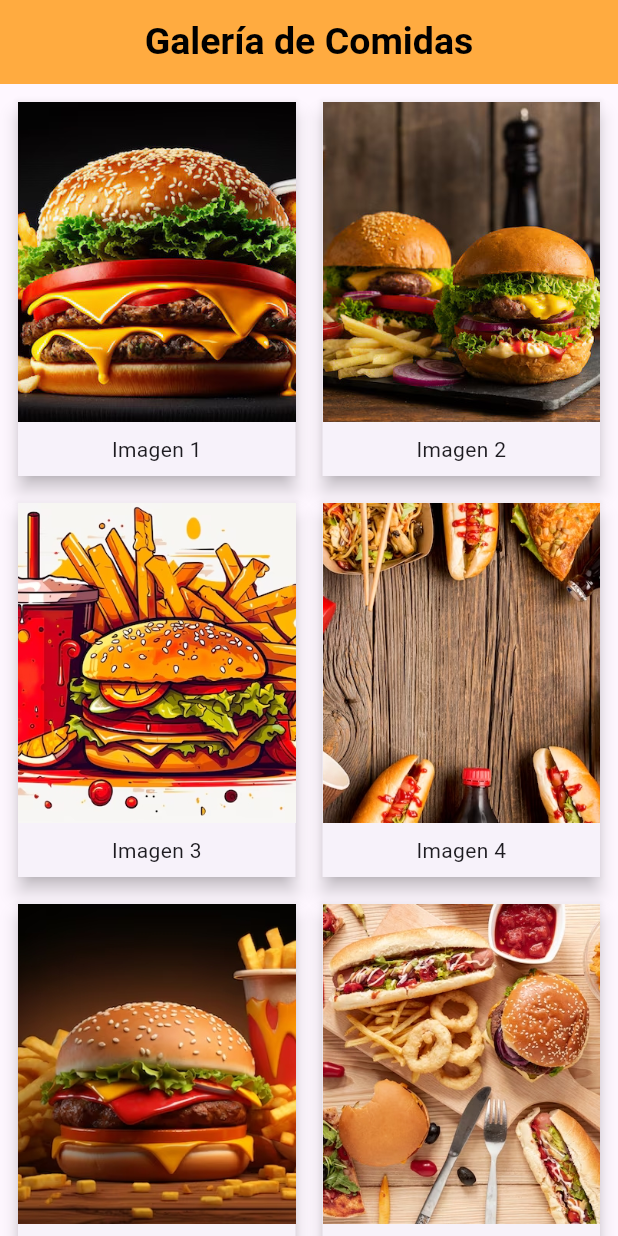
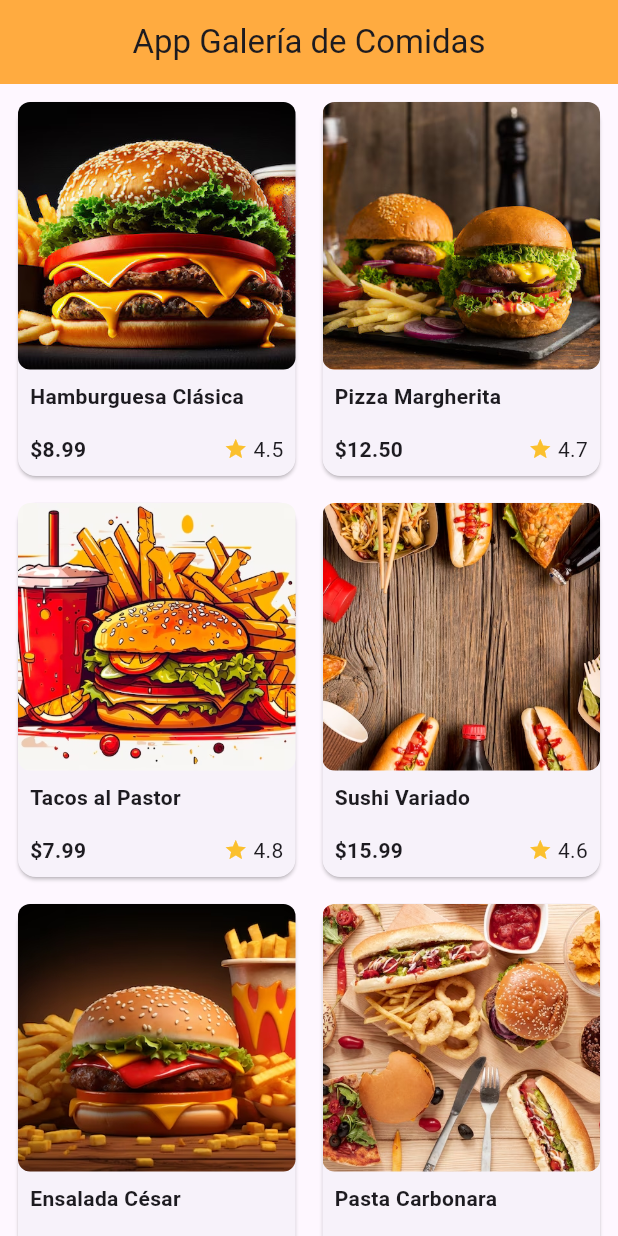
Before and after one commit to urian121/food-gallery-con-flutter, a Flutter app: the screen it shows after launch, on a phone screen of 412 x 824 dp. Run offline on Flutter 3.47's test engine with Material 3 defaults, Android fonts, the phone set to English and light mode, and no system bars.

Commit message:
ajustes a la ui

```diff
--- a/lib/main.dart
+++ b/lib/main.dart
@@ -1,71 +1,186 @@
 import 'package:flutter/material.dart';
+import 'dart:convert';
+
 
 void main() => runApp(const MyApp());
 
 class MyApp extends StatelessWidget {
   const MyApp({super.key});
 
-  static const List<String> imageAssets = [
-    'assets/comidas/1.jpg',
-    'assets/comidas/2.jpg',
-    'assets/comidas/3.jpg',
-    'assets/comidas/4.jpg',
-    'assets/comidas/5.jpg',
-    'assets/comidas/6.jpg',
-    'assets/comidas/7.jpg',
-    'assets/comidas/8.jpg',
-    'assets/comidas/9.jpg',
-    'assets/comidas/10.jpg',
-    'assets/comidas/11.jpg',
-    'assets/comidas/12.jpg',
-    'assets/comidas/13.jpg',
-    'assets/comidas/14.jpg',
-    'assets/comidas/15.jpg',
-    'assets/comidas/16.jpg',
-  ];
+  // Datos JSON de comidas que serán mostradas en la galería.
+  static const String jsonData = '''
+  [
+    {
+      "image": "assets/comidas/1.jpg",
+      "nombre": "Hamburguesa Clásica",
+      "precio": 8.99,
+      "estrellas": 4.5
+    },
+    {
+      "image": "assets/comidas/2.jpg",
+      "nombre": "Pizza Margherita",
+      "precio": 12.50,
+      "estrellas": 4.7
+    },
+    {
+      "image": "assets/comidas/3.jpg",
+      "nombre": "Tacos al Pastor",
+      "precio": 7.99,
+      "estrellas": 4.8
+    },
+    {
+      "image": "assets/comidas/4.jpg",
+      "nombre": "Sushi Variado",
+      "precio": 15.99,
+      "estrellas": 4.6
+    },
+    {
+      "image": "assets/comidas/5.jpg",
+      "nombre": "Ensalada César",
+      "precio": 6.99,
+      "estrellas": 4.2
+    },
+    {
+      "image": "assets/comidas/6.jpg",
+      "nombre": "Pasta Carbonara",
+      "precio": 11.50,
+      "estrellas": 4.4
+    },
+    {
+      "image": "assets/comidas/7.jpg",
+      "nombre": "Pollo Frito",
+      "precio": 9.99,
+      "estrellas": 4.3
+    },
+    {
+      "image": "assets/comidas/8.jpg",
+      "nombre": "Burrito de Carne",
+      "precio": 8.50,
+      "estrellas": 4.1
+    },
+    {
+      "image": "assets/comidas/9.jpg",
+      "nombre": "Sopa de Tomate",
+      "precio": 5.99,
+      "estrellas": 4.0
+    },
+    {
+      "image": "assets/comidas/10.jpg",
+      "nombre": "Helado Sundae",
+      "precio": 4.99,
+      "estrellas": 4.9
+    },
+    {
+      "image": "assets/comidas/11.jpg",
+      "nombre": "Nachos con Queso",
+      "precio": 7.50,
+      "estrellas": 4.2
+    },
+    {
+      "image": "assets/comidas/12.jpg",
+      "nombre": "Alitas de Pollo BBQ",
+      "precio": 10.99,
+      "estrellas": 4.6
+    },
+    {
+      "image": "assets/comidas/13.jpg",
+      "nombre": "Wrap de Pollo",
+      "precio": 6.99,
+      "estrellas": 4.3
+    },
+    {
+      "image": "assets/comidas/14.jpg",
+      "nombre": "Fajitas de Res",
+      "precio": 13.99,
+      "estrellas": 4.7
+    },
+    {
+      "image": "assets/comidas/15.jpg",
+      "nombre": "Smoothie de Frutas",
+      "precio": 4.50,
+      "estrellas": 4.4
+    },
+    {
+      "image": "assets/comidas/16.jpg",
+      "nombre": "Donas Glaseadas",
+      "precio": 3.99,
+      "estrellas": 4.8
+    }
+  ]
+  ''';
 
   @override
   Widget build(BuildContext context) {
+    // Carga los datos JSON de comidas y  decodificar el string JSON a una lista de mapas dinámicos.
+    final List<dynamic> foodItems = json.decode(jsonData);
+
     return MaterialApp(
       debugShowCheckedModeBanner: false,
-      title: 'Material App',
+      title: 'FlutterFeastGallery',
       home: Scaffold(
         appBar: AppBar(
-          title: const Text('Galería de Comidas', style: TextStyle(fontSize: 25, color: Colors.black, fontWeight: FontWeight.bold)),
+          title: const Text('App Galería de Comidas'),
+          centerTitle: true,
           backgroundColor: Colors.orangeAccent,
-          centerTitle: true,
         ),
         body: GridView.builder(
           padding: const EdgeInsets.all(8),
           // Esto crea una grilla de elementos.
           gridDelegate: const SliverGridDelegateWithFixedCrossAxisCount(
-            crossAxisCount: 2, //Esto muestra dos elementos por fila.
+            crossAxisCount: 2, // Esto muestra dos elementos por fila.
             crossAxisSpacing: 10, // Añaden espacio entre los elementos.
-            mainAxisSpacing: 10, // Añaden espacio entre los elementos.
+            mainAxisSpacing: 10,  // Añaden espacio entre los elementos.
             childAspectRatio: 0.75, // Esto hace que cada elemento sea un poco más alto que ancho.
           ),
-          itemCount: imageAssets.length,
+          itemCount: foodItems.length,  // Total de elementos a mostrar.
           itemBuilder: (context, index) {
+            final item = foodItems[index]; // Obtiene el ítem actual (comida).
+
+
             return Card(
-              elevation: 5,
-              shape: RoundedRectangleBorder(
-                borderRadius: BorderRadius.circular(0),
-              ),
               child: Column(
+                crossAxisAlignment: CrossAxisAlignment.start,
                 children: [
                   Expanded(
+                    // Imagen de la comida dentro de la tarjeta.
                     child: Container(
                       decoration: BoxDecoration(
                         image: DecorationImage(
-                          image: AssetImage(imageAssets[index]),
-                          fit: BoxFit.cover,
+                          image: AssetImage(item['image']), // Ruta de la imagen.
+                          fit: BoxFit.cover, // Asegura que la imagen ocupe todo el espacio.
+                        ),
+                          borderRadius: const BorderRadius.all( Radius.circular(8.0) ), // Esto hace que la imagen sea redondeada.
                         ),
                       ),
                     ),
-                  ),
                   Padding(
                     padding: const EdgeInsets.all(8.0),
-                    child: Text('Imagen ${index + 1}'),
+                     // Muestra el nombre y los detalles (precio y estrellas).
+                    child: Column(
+                      crossAxisAlignment: CrossAxisAlignment.start,
+                      children: [
+                        Text(
+                          item['nombre'],  // Nombre de la comida.
+                          style: const TextStyle(fontWeight: FontWeight.bold),
+                        ),
+                        const SizedBox( height: 15.0),
+                        Row(
+                          mainAxisAlignment: MainAxisAlignment.spaceBetween,
+                          children: [
+                            Text(
+                              '\$${item['precio'].toStringAsFixed(2)}', // Precio de la comida.
+                              style: const TextStyle(fontWeight: FontWeight.bold),
+                            ),
+                            Row(
+                              children: [
+                                Icon(Icons.star, color: Colors.yellow[700], size: 16), // Icono de estrella.
+                                Text(' ${item['estrellas']}'),
+                              ],
+                            ),
+                          ],
+                        ),
+                      ],
+                    ),
                   ),
                 ],
               ),
--- /dev/null
+++ b/lib/main_comidas.dart
@@ -0,0 +1,78 @@
+import 'package:flutter/material.dart';
+
+void main() => runApp(const MyApp());
+
+class MyApp extends StatelessWidget {
+  const MyApp({super.key});
+
+  static const List<String> imageAssets = [
+    'assets/comidas/1.jpg',
+    'assets/comidas/2.jpg',
+    'assets/comidas/3.jpg',
+    'assets/comidas/4.jpg',
+    'assets/comidas/5.jpg',
+    'assets/comidas/6.jpg',
+    'assets/comidas/7.jpg',
+    'assets/comidas/8.jpg',
+    'assets/comidas/9.jpg',
+    'assets/comidas/10.jpg',
+    'assets/comidas/11.jpg',
+    'assets/comidas/12.jpg',
+    'assets/comidas/13.jpg',
+    'assets/comidas/14.jpg',
+    'assets/comidas/15.jpg',
+    'assets/comidas/16.jpg',
+  ];
+
+  @override
+  Widget build(BuildContext context) {
+    return MaterialApp(
+      debugShowCheckedModeBanner: false,
+      title: 'Material App',
+      home: Scaffold(
+        appBar: AppBar(
+          title: const Text('Galería de Comidas', style: TextStyle(fontSize: 25, color: Colors.black, fontWeight: FontWeight.bold)),
+          backgroundColor: Colors.orangeAccent,
+          centerTitle: true,
+        ),
+        body: GridView.builder(
+          padding: const EdgeInsets.all(8),
+          // Esto crea una grilla de elementos.
+          gridDelegate: const SliverGridDelegateWithFixedCrossAxisCount(
+            crossAxisCount: 2, //Esto muestra dos elementos por fila.
+            crossAxisSpacing: 10, // Añaden espacio entre los elementos.
+            mainAxisSpacing: 10, // Añaden espacio entre los elementos.
+            childAspectRatio: 0.75, // Esto hace que cada elemento sea un poco más alto que ancho.
+          ),
+          itemCount: imageAssets.length,
+          itemBuilder: (context, index) {
+            return Card(
+              elevation: 5,
+              shape: RoundedRectangleBorder(
+                borderRadius: BorderRadius.circular(0),
+              ),
+              child: Column(
+                children: [
+                  Expanded(
+                    child: Container(
+                      decoration: BoxDecoration(
+                        image: DecorationImage(
+                          image: AssetImage(imageAssets[index]),
+                          fit: BoxFit.cover,
+                        ),
+                      ),
+                    ),
+                  ),
+                  Padding(
+                    padding: const EdgeInsets.all(8.0),
+                    child: Text('Imagen ${index + 1}'),
+                  ),
+                ],
+              ),
+            );
+          },
+        ),
+      ),
+    );
+  }
+}
```
